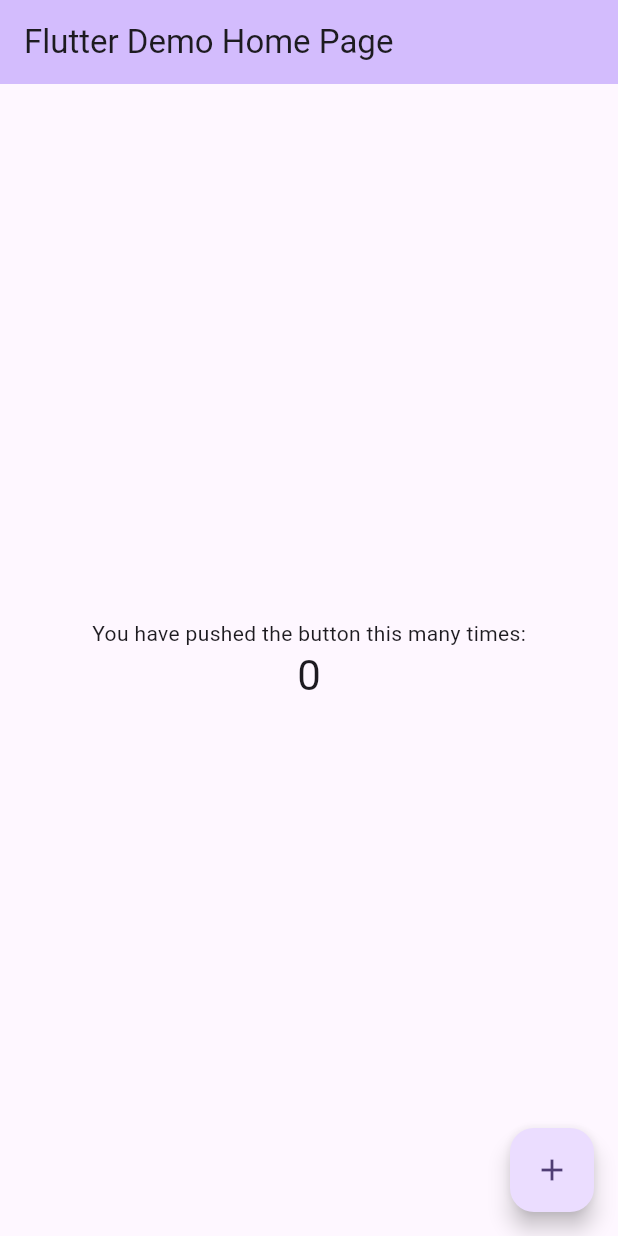
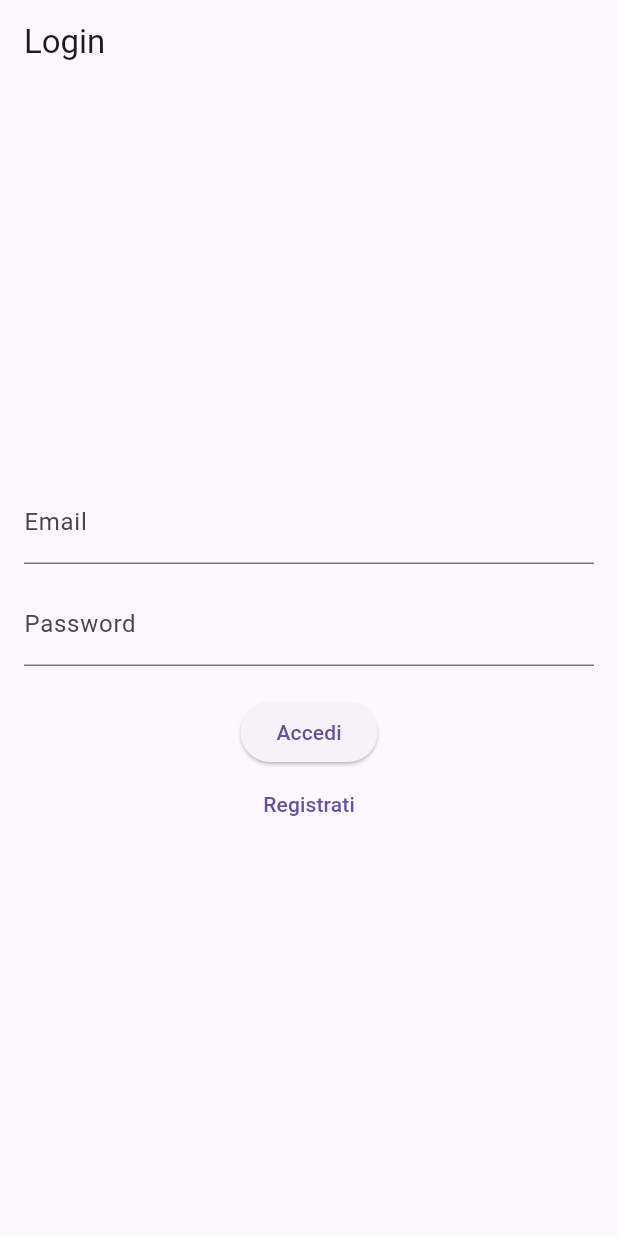
Before and after one commit to mattia200534/inizializzazione_app, a Flutter app: the screen it shows after launch, on a phone screen of 412 x 824 dp. Run offline on Flutter 3.47's test engine with Material 3 defaults, Android fonts, the phone set to English and light mode, and no system bars; our stand-ins replace flutter_dotenv, supabase_flutter; accounts and stored records are empty.

Commit message:
non mi fa utilizzare i device quindi non so se corretto

```diff
--- a/flutter_supabase/lib/main.dart
+++ b/flutter_supabase/lib/main.dart
@@ -1,5 +1,6 @@
 import 'package:flutter/material.dart';
 import 'package:flutter_supabase/core/supabase_client.dart';
+import 'package:flutter_supabase/pages/login_page.dart';
 
 void main() async {
   WidgetsFlutterBinding.ensureInitialized();
@@ -10,15 +11,11 @@ void main() async {
 class MyApp extends StatelessWidget {
   const MyApp({super.key});
 
-  // This widget is the root of your application.
   @override
   Widget build(BuildContext context) {
-    return MaterialApp(
-      title: 'Flutter Demo',
-      theme: ThemeData(
-        colorScheme: ColorScheme.fromSeed(seedColor: Colors.deepPurple),
-      ),
-      home: const MyHomePage(title: 'Flutter Demo Home Page'),
+    return const MaterialApp(
+      debugShowCheckedModeBanner: false,
+      home: LoginPage(),
     );
   }
 }
--- /dev/null
+++ b/flutter_supabase/lib/pages/login_page.dart
@@ -0,0 +1,59 @@
+import 'package:flutter/material.dart';
+import 'package:flutter_supabase/services/supabase_service.dart';
+import 'register_page.dart';
+
+class LoginPage extends StatefulWidget {
+  const LoginPage({super.key});
+
+  @override
+  State<LoginPage> createState() => _LoginPageState();
+}
+
+class _LoginPageState extends State<LoginPage> {
+  final emailController = TextEditingController();
+  final passwordController = TextEditingController();
+
+  @override
+  Widget build(BuildContext context) {
+    return Scaffold(
+      appBar: AppBar(title: const Text('Login')),
+      body: Padding(
+        padding: const EdgeInsets.all(16),
+        child: Column(
+          mainAxisAlignment: MainAxisAlignment.center,
+          children: [
+            TextField(
+              controller: emailController,
+              decoration: const InputDecoration(labelText: 'Email'),
+            ),
+            const SizedBox(height: 12),
+            TextField(
+              controller: passwordController,
+              obscureText: true,
+              decoration: const InputDecoration(labelText: 'Password'),
+            ),
+            const SizedBox(height: 20),
+            ElevatedButton(
+              onPressed: () async {
+                await SupabaseService.signIn(
+                  emailController.text.trim(),
+                  passwordController.text.trim(),
+                );
+              },
+              child: const Text('Accedi'),
+            ),
+            TextButton(
+              onPressed: () {
+                Navigator.push(
+                  context,
+                  MaterialPageRoute(builder: (_) => const RegisterPage()),
+                );
+              },
+              child: const Text('Registrati'),
+            ),
+          ],
+        ),
+      ),
+    );
+  }
+}
--- /dev/null
+++ b/flutter_supabase/lib/services/supabase_service.dart
@@ -0,0 +1,13 @@
+import 'package:supabase_flutter/supabase_flutter.dart';
+
+class SupabaseService {
+  static final client = Supabase.instance.client;
+
+  static Future<void> signIn(String email, String password) async {
+    await client.auth.signInWithPassword(email: email, password: password);
+  }
+
+  static Future<void> signUp(String email, String password) async {
+    await client.auth.signUp(email: email, password: password);
+  }
+}
```
Also changed, not shown: flutter_supabase/lib/pages/register_page.dart (added, +53 -0 lines).
